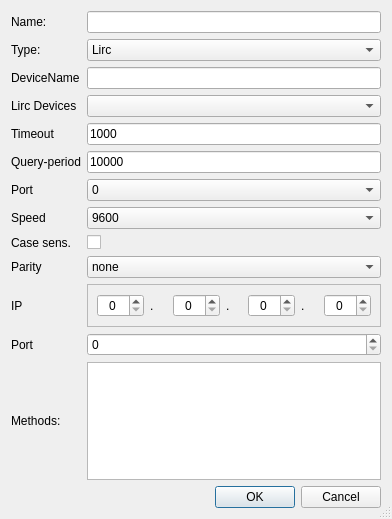
First picture: the form in addeditdevicedialog.ui, repository lutc/Interfacer, before the edit.
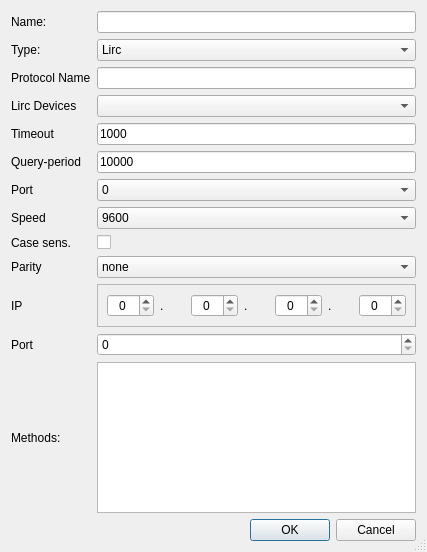
Second picture: the form after the edit.

Patch:
```diff
--- a/addeditdevicedialog.ui
+++ b/addeditdevicedialog.ui
@@ -6,8 +6,8 @@
    <rect>
     <x>0</x>
     <y>0</y>
-    <width>392</width>
-    <height>519</height>
+    <width>427</width>
+    <height>552</height>
    </rect>
   </property>
   <property name="windowTitle">
@@ -95,7 +95,7 @@
    <item row="2" column="0">
     <widget class="QLabel" name="lblDeviceName">
      <property name="text">
-      <string>DeviceName</string>
+      <string>Protocol Name</string>
      </property>
     </widget>
    </item>
```
